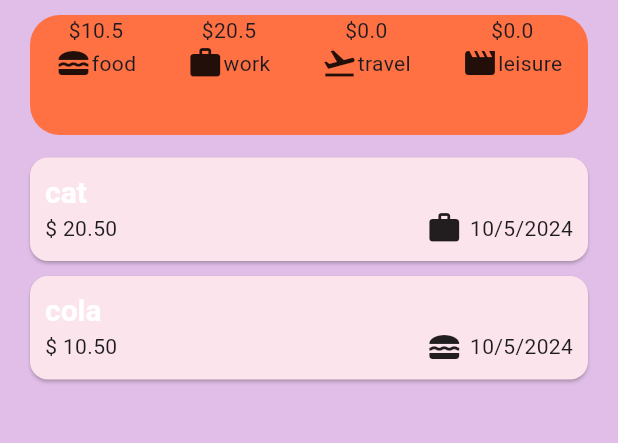
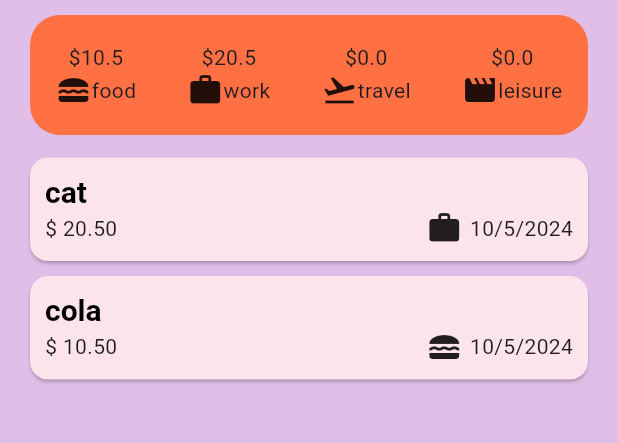
Before and after one commit to Edward-Chau/udemy_05, a Flutter app: the screen it shows after launch, on a phone screen of 412 x 824 dp, the part 84-527 px from its top. Run offline on Flutter 3.47's test engine with Material 3 defaults, Android fonts, the light colour scheme and no system bars; our stand-ins replace google_fonts.

Commit message:
fin ver
1005

```diff
--- a/lib/main.dart
+++ b/lib/main.dart
@@ -9,7 +9,7 @@ void main() {
   runApp(
     MaterialApp(
       debugShowCheckedModeBanner: false,
-      themeMode: ThemeMode.light, //mode .system is default
+      themeMode: ThemeMode.system, //mode .system is default
       darkTheme: ThemeData.dark().copyWith(),
       theme: ThemeData().copyWith(
         colorScheme: kColorSchem,
@@ -34,6 +34,7 @@ void main() {
               titleLarge: const TextStyle(
                 fontWeight: FontWeight.bold,
                 fontSize: 20,
+                color: Colors.black,
               ),
               displayMedium: const TextStyle(
                 fontWeight: FontWeight.bold,
--- a/lib/widgets/expensens.dart
+++ b/lib/widgets/expensens.dart
@@ -16,7 +16,7 @@ class _ExpensensState extends State<Expensens> {
 //?list
 
   Widget totalPrice(Category toElement) {
- double categoryPrice = 0;
+    double categoryPrice = 0;
     for (var i = 0; i < registeredExpenses.length; i++) {
       if (toElement == registeredExpenses[i].category) {
         categoryPrice = categoryPrice + registeredExpenses[i].amount;
@@ -53,6 +53,14 @@ class _ExpensensState extends State<Expensens> {
   //   );
   // }
 
+  deledExpense(index) {
+    setState(
+      () {
+        registeredExpenses.removeAt(index);
+      },
+    );
+  }
+
   onAddExpense(Expenses item) {
     setState(
       () {
@@ -78,14 +86,11 @@ class _ExpensensState extends State<Expensens> {
     );
   }
 
-
-
 //(listIndex, Expenses expenElement)need!
   void undo(listIndex, Expenses expenElement) {
     setState(
       () {
         registeredExpenses.insert(listIndex, expenElement);
-
       },
     );
   }
@@ -122,6 +127,8 @@ class _ExpensensState extends State<Expensens> {
       body: Container(
         margin: const EdgeInsets.symmetric(horizontal: 20),
         child: Column(
+          mainAxisAlignment: MainAxisAlignment.center,
+          crossAxisAlignment: CrossAxisAlignment.center,
           children: [
             Padding(
               padding: const EdgeInsets.symmetric(vertical: 10),
@@ -133,14 +140,18 @@ class _ExpensensState extends State<Expensens> {
                     borderRadius: BorderRadius.circular(20),
                     color: Colors.deepOrange[400]),
                 child: Row(
+                  // crossAxisAlignment: CrossAxisAlignment.stretch,
                   mainAxisAlignment: MainAxisAlignment.spaceAround,
                   children: [
                     ...Category.values.map(
                       (toElement) {
                         return Column(
+                          mainAxisAlignment: MainAxisAlignment.center,
                           children: [
                             totalPrice(toElement),
                             Row(
+                              mainAxisAlignment: MainAxisAlignment.center,
+                              crossAxisAlignment: CrossAxisAlignment.center,
                               children: [
                                 Icon(categoryIcon[toElement]), //?
                                 Text(toElement.name)
@@ -149,7 +160,7 @@ class _ExpensensState extends State<Expensens> {
                           ],
                         );
                       },
-                    )
+                    ),
                   ],
                 ),
               ),
@@ -157,6 +168,7 @@ class _ExpensensState extends State<Expensens> {
             Expanded(
               child: ExpensesList(
                 expensesList: registeredExpenses,
+                deledExpense: deledExpense,
                 undo: undo,
               ),
             ),
--- a/lib/widgets/expensens_list/Expenses_list.dart
+++ b/lib/widgets/expensens_list/Expenses_list.dart
@@ -49,9 +49,13 @@ import 'package:udemy05_expense_tracke_app/widgets/expensens_list/expen_item.dar
 
 class ExpensesList extends StatefulWidget {
   const ExpensesList(
-      {required this.expensesList, required this.undo, super.key});
+      {required this.expensesList,
+      required this.undo,
+      required this.deledExpense,
+      super.key});
   final List<Expenses> expensesList;
   final Function(int, Expenses) undo; //(int, Expenses)need!
+  final Function(int) deledExpense;
 
   @override
   State<ExpensesList> createState() => _ExpensesListState();
@@ -73,7 +77,8 @@ class _ExpensesListState extends State<ExpensesList> {
               Expenses saveUndoElement = widget.expensesList[index];
               setState(
                 () {
-                  widget.expensesList.removeAt(index);
+                  // widget.expensesList.removeAt(index);
+                  widget.deledExpense(index);
                 },
               );
 
```
Also changed, not shown: pubspec.lock.
